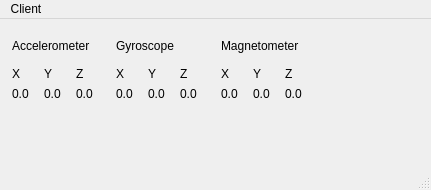
Before: the Qt Designer form CarQt/Src/Window/MainWindow.ui in gaitovrat/bachelor, drawn with Qt 5.
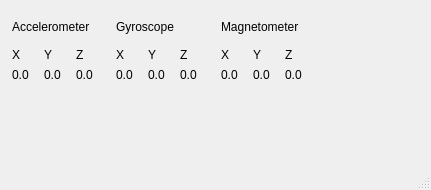
After: the same form once the commit is applied.

```diff
--- a/CarQt/Src/Window/MainWindow.ui
+++ b/CarQt/Src/Window/MainWindow.ui
@@ -14,7 +14,7 @@
    <string>MainWindow</string>
   </property>
   <widget class="QWidget" name="centralwidget">
-   <widget class="QWidget" name="">
+   <widget class="QWidget" name="layoutWidget">
     <property name="geometry">
      <rect>
       <x>12</x>
@@ -91,7 +91,7 @@
      </item>
     </layout>
    </widget>
-   <widget class="QWidget" name="">
+   <widget class="QWidget" name="layoutWidget">
     <property name="geometry">
      <rect>
       <x>116</x>
@@ -168,7 +168,7 @@
      </item>
     </layout>
    </widget>
-   <widget class="QWidget" name="">
+   <widget class="QWidget" name="layoutWidget">
     <property name="geometry">
      <rect>
       <x>221</x>
@@ -252,16 +252,9 @@
      <x>0</x>
      <y>0</y>
      <width>431</width>
-     <height>24</height>
+     <height>22</height>
     </rect>
    </property>
-   <widget class="QMenu" name="menuClient">
-    <property name="title">
-     <string>Client</string>
-    </property>
-    <addaction name="aReconnect"/>
-   </widget>
-   <addaction name="menuClient"/>
   </widget>
   <widget class="QStatusBar" name="statusbar"/>
   <action name="actionPreferences">
```
